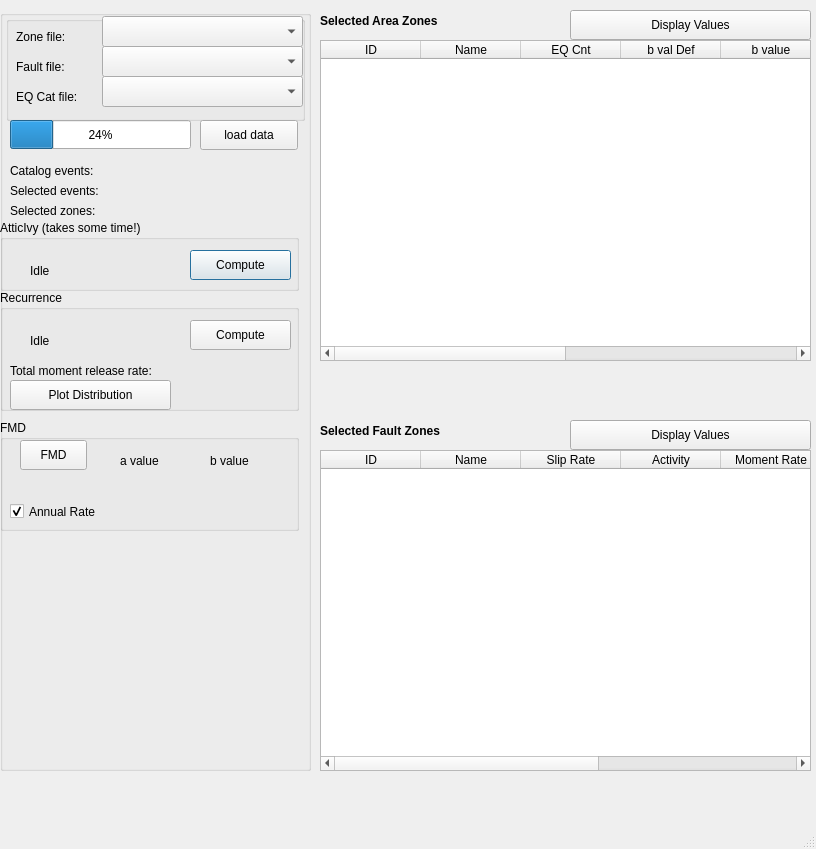
Before: the Qt Designer form mt_seismicsource/ui_seismicsource.ui in feuchner/seismicsource-toolkit, drawn with Qt 5.
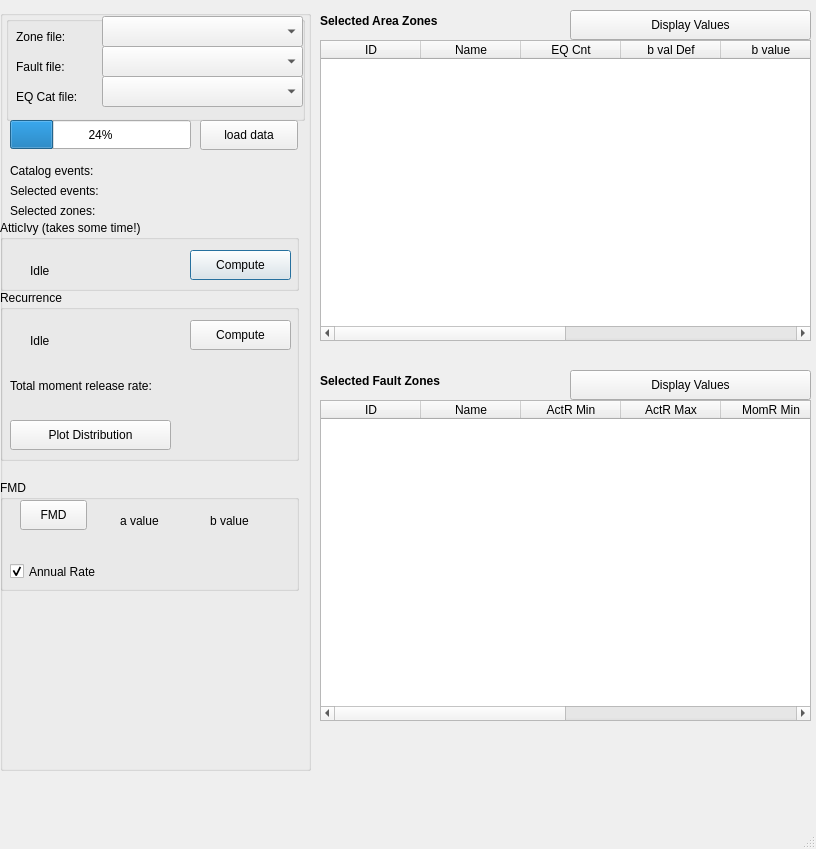
After: the same form once the commit is applied. Custom widgets are drawn as their Qt base class.

Commit message: recurrence: min and max activity rates

```diff
--- a/mt_seismicsource/ui_seismicsource.ui
+++ b/mt_seismicsource/ui_seismicsource.ui
@@ -198,7 +198,7 @@
      <property name="geometry">
       <rect>
        <x>0</x>
-       <y>410</y>
+       <y>470</y>
        <width>299</width>
        <height>111</height>
       </rect>
@@ -336,7 +336,7 @@
        <x>0</x>
        <y>280</y>
        <width>299</width>
-       <height>121</height>
+       <height>171</height>
       </rect>
      </property>
      <property name="title">
@@ -384,7 +384,7 @@
         <x>10</x>
         <y>70</y>
         <width>271</width>
-        <height>21</height>
+        <height>51</height>
        </rect>
       </property>
       <property name="text">
@@ -395,7 +395,7 @@
       <property name="geometry">
        <rect>
         <x>10</x>
-        <y>90</y>
+        <y>130</y>
         <width>161</width>
         <height>30</height>
        </rect>
@@ -422,7 +422,7 @@
       <x>0</x>
       <y>30</y>
       <width>491</width>
-      <height>321</height>
+      <height>301</height>
      </rect>
     </property>
     <property name="sortingEnabled">
@@ -501,7 +501,7 @@
    <property name="geometry">
     <rect>
      <x>320</x>
-     <y>420</y>
+     <y>370</y>
      <width>491</width>
      <height>351</height>
     </rect>
@@ -519,7 +519,7 @@
      <bool>true</bool>
     </property>
     <property name="columnCount">
-     <number>7</number>
+     <number>8</number>
     </property>
     <column>
      <property name="text">
@@ -533,17 +533,22 @@
     </column>
     <column>
      <property name="text">
-      <string>Slip Rate</string>
+      <string>ActR Min</string>
      </property>
     </column>
     <column>
      <property name="text">
-      <string>Activity</string>
+      <string>ActR Max</string>
      </property>
     </column>
     <column>
      <property name="text">
-      <string>Moment Rate</string>
+      <string>MomR Min</string>
+     </property>
+    </column>
+    <column>
+     <property name="text">
+      <string>MomR Max</string>
      </property>
     </column>
     <column/>
```
The commit also changes 3 other files.
